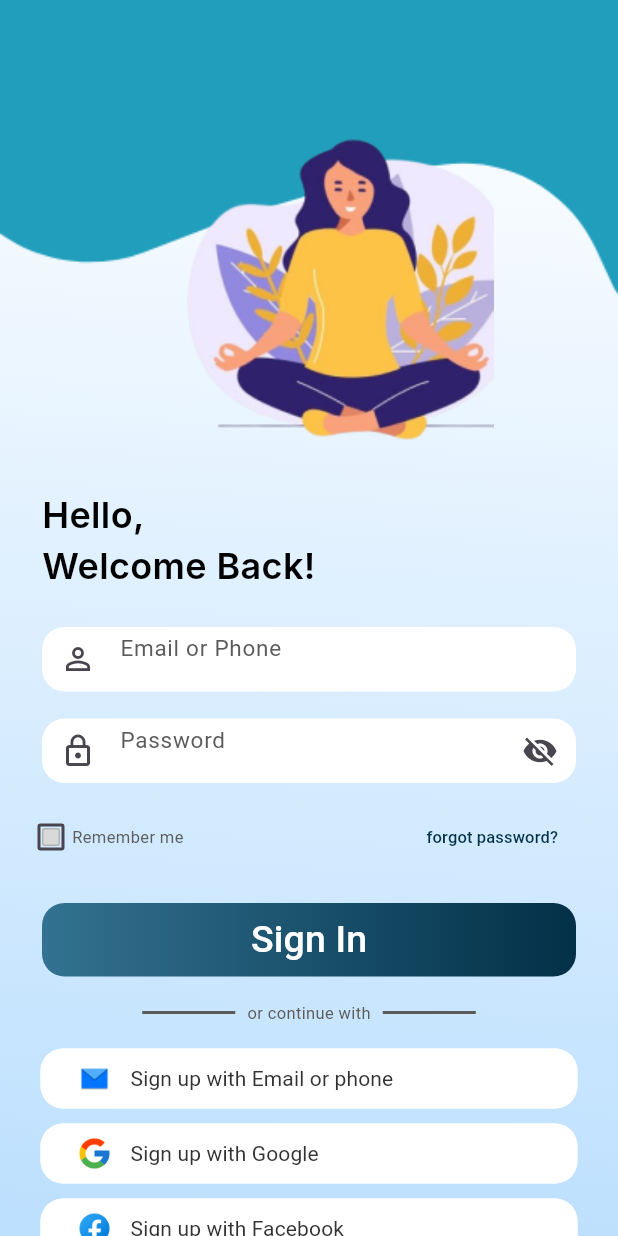
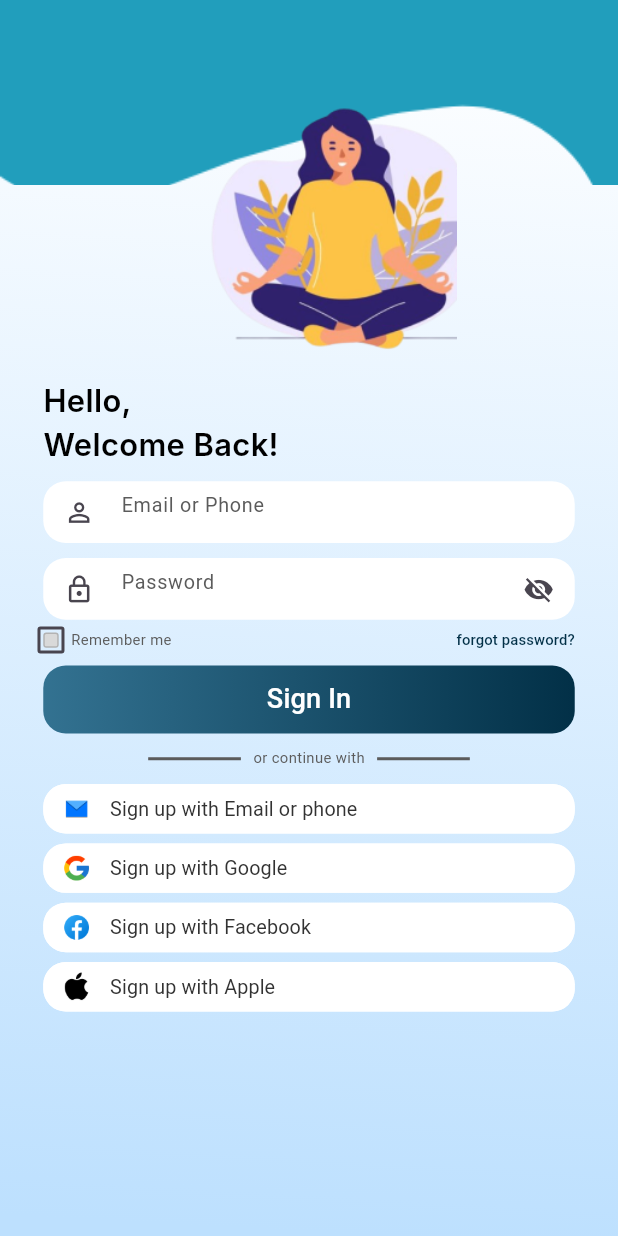
Before and after one commit to malithiv/miyomi_app, a Flutter app: the LoginScreen screen opened directly, on a phone screen of 412 x 824 dp. Run offline on Flutter 3.47's test engine with Material 3 defaults, Android fonts, the phone set to English and light mode, and no system bars; Roboto replaces fonts that are missing (Inter, Urbanist).

Commit message:
second commit

```diff
--- a/lib/LoginScreen.dart
+++ b/lib/LoginScreen.dart
@@ -13,10 +13,30 @@ class _LoginScreenState extends State<LoginScreen> {
 
   @override
   Widget build(BuildContext context) {
+    // Get screen dimensions
+    final screenHeight = MediaQuery.of(context).size.height;
+    final screenWidth = MediaQuery.of(context).size.width;
+
+    // Calculate proportional sizes
+    final waveHeight = screenHeight * 0.15;
+    final meditationHeight = screenHeight * 0.22;
+    final fieldHeight = screenHeight * 0.05;
+    final buttonHeight = screenHeight * 0.055;
+    final socialButtonHeight = screenHeight * 0.04;
+    final spacingLarge = screenHeight * 0.02;
+    final spacingMedium = screenHeight * 0.012;
+    final spacingSmall = screenHeight * 0.008;
+
+    // Font sizes
+    final headingFontSize = screenHeight * 0.025;
+    final buttonFontSize = screenHeight * 0.022;
+    final fieldFontSize = screenHeight * 0.016;
+    final smallFontSize = screenHeight * 0.012;
+
     return Scaffold(
       body: Container(
-        width: MediaQuery.of(context).size.width,
-        height: MediaQuery.of(context).size.height,
+        width: screenWidth,
+        height: screenHeight,
         clipBehavior: Clip.antiAlias,
         decoration: const BoxDecoration(
           gradient: LinearGradient(
@@ -25,8 +45,8 @@ class _LoginScreenState extends State<LoginScreen> {
             colors: [Colors.white, Color(0xFFBDE0FE)],
           ),
         ),
-        child: SingleChildScrollView(
         child: Stack(
+          fit: StackFit.expand,
           children: [
             // Wave Image
             Positioned(
@@ -34,38 +54,26 @@ class _LoginScreenState extends State<LoginScreen> {
               left: 0,
               right: 0,
               child: Image.asset(
-                  'assets/images/wave.png', // Path to your wave image
+                'assets/images/wave.png',
                 fit: BoxFit.cover,
-                  height: 200, // Adjust height as needed
+                height: waveHeight,
               ),
             ),
 
-              // Status Bar Items (Battery, WiFi, etc.)
-              Positioned(
-                left: 0,
-                top: 0,
-                child: Container(
-                  width: MediaQuery.of(context).size.width,
-                  height: 42,
-                  padding: const EdgeInsets.symmetric(horizontal: 16),
-                  child: Row(
-                    mainAxisAlignment: MainAxisAlignment.end,
-                    children: [
-                      // You can add status bar icons here if needed
-                    ],
+            // Main Content - No ScrollView, using a Column with mainAxisSize.min
+            Padding(
+              padding: EdgeInsets.only(
+                top: waveHeight * 0.5,
+                bottom: screenHeight * 0.02,
               ),
-                ),
-              ),
-
-              // Main Content
-              Column(
+              child: Column(
+                mainAxisSize: MainAxisSize.min,
                 crossAxisAlignment: CrossAxisAlignment.start,
                 children: [
-                  const SizedBox(height: 80), // Spacing for wave image
                   // Meditation Image
                   Container(
-                    width: MediaQuery.of(context).size.width,
-                    height: 226,
+                    width: screenWidth,
+                    height: meditationHeight,
                     alignment: Alignment.center,
                     child: Image.asset(
                       'assets/images/meditation.png',
@@ -75,25 +83,28 @@ class _LoginScreenState extends State<LoginScreen> {
 
                   // Welcome Text
                   Padding(
-                    padding: const EdgeInsets.only(left: 28, top: 20),
+                    padding: EdgeInsets.only(
+                      left: screenWidth * 0.07,
+                      top: spacingMedium,
+                    ),
                     child: Text(
                       'Hello,\nWelcome Back!',
                       style: TextStyle(
                         color: Colors.black,
-                        fontSize: 24,
+                        fontSize: headingFontSize,
                         fontFamily: 'Inter',
                         fontWeight: FontWeight.w600,
                       ),
                     ),
                   ),
 
-                  const SizedBox(height: 24),
+                  SizedBox(height: spacingMedium),
 
                   // Email TextField
                   Padding(
-                    padding: const EdgeInsets.symmetric(horizontal: 28),
+                    padding: EdgeInsets.symmetric(horizontal: screenWidth * 0.07),
                     child: Container(
-                      height: 43,
+                      height: fieldHeight,
                       decoration: ShapeDecoration(
                         color: Colors.white,
                         shape: RoundedRectangleBorder(
@@ -105,9 +116,9 @@ class _LoginScreenState extends State<LoginScreen> {
                           hintText: 'Email or Phone',
                           hintStyle: TextStyle(
                             color: Color(0xFF5B5B5B),
-                            fontSize: 15,
+                            fontSize: fieldFontSize,
                           ),
-                          prefixIcon: Icon(Icons.person_outline),
+                          prefixIcon: Icon(Icons.person_outline, size: fieldHeight * 0.5),
                           border: InputBorder.none,
                           contentPadding: EdgeInsets.symmetric(horizontal: 15),
                         ),
@@ -115,13 +126,13 @@ class _LoginScreenState extends State<LoginScreen> {
                     ),
                   ),
 
-                  const SizedBox(height: 18),
+                  SizedBox(height: spacingMedium),
 
                   // Password TextField
                   Padding(
-                    padding: const EdgeInsets.symmetric(horizontal: 28),
+                    padding: EdgeInsets.symmetric(horizontal: screenWidth * 0.07),
                     child: Container(
-                      height: 43,
+                      height: fieldHeight,
                       decoration: ShapeDecoration(
                         color: Colors.white,
                         shape: RoundedRectangleBorder(
@@ -134,12 +145,13 @@ class _LoginScreenState extends State<LoginScreen> {
                           hintText: 'Password',
                           hintStyle: TextStyle(
                             color: Color(0xFF5B5B5B),
-                            fontSize: 15,
+                            fontSize: fieldFontSize,
                           ),
-                          prefixIcon: Icon(Icons.lock_outline),
+                          prefixIcon: Icon(Icons.lock_outline, size: fieldHeight * 0.5),
                           suffixIcon: IconButton(
                             icon: Icon(
                               _isPasswordVisible ? Icons.visibility : Icons.visibility_off,
+                              size: fieldHeight * 0.5,
                             ),
                             onPressed: () {
                               setState(() {
@@ -154,18 +166,22 @@ class _LoginScreenState extends State<LoginScreen> {
                     ),
                   ),
 
-                  // Rest of the code remains the same...
                   // Remember me and Forgot password
                   Padding(
-                    padding: const EdgeInsets.fromLTRB(28, 12, 28, 0),
+                    padding: EdgeInsets.fromLTRB(
+                        screenWidth * 0.07,
+                        spacingSmall,
+                        screenWidth * 0.07,
+                        0
+                    ),
                     child: Row(
                       mainAxisAlignment: MainAxisAlignment.spaceBetween,
                       children: [
                         Row(
                           children: [
                             Container(
-                              width: 12,
-                              height: 12,
+                              width: fieldHeight * 0.25,
+                              height: fieldHeight * 0.25,
                               decoration: ShapeDecoration(
                                 color: _rememberMe ? Color(0xFF023047) : Color(0xFFD9D9D9),
                                 shape: RoundedRectangleBorder(
@@ -184,23 +200,28 @@ class _LoginScreenState extends State<LoginScreen> {
                                 visualDensity: VisualDensity.compact,
                               ),
                             ),
-                            const SizedBox(width: 8),
+                            SizedBox(width: screenWidth * 0.02),
                             Text(
                               'Remember me',
                               style: TextStyle(
                                 color: Color(0xFF5B5B5B),
-                                fontSize: 11,
+                                fontSize: smallFontSize,
                               ),
                             ),
                           ],
                         ),
                         TextButton(
                           onPressed: () {},
+                          style: TextButton.styleFrom(
+                            padding: EdgeInsets.zero,
+                            minimumSize: Size.zero,
+                            tapTargetSize: MaterialTapTargetSize.shrinkWrap,
+                          ),
                           child: Text(
                             'forgot password?',
                             style: TextStyle(
                               color: Color(0xFF023047),
-                              fontSize: 11,
+                              fontSize: smallFontSize,
                             ),
                           ),
                         ),
@@ -210,10 +231,15 @@ class _LoginScreenState extends State<LoginScreen> {
 
                   // Sign In Button
                   Padding(
-                    padding: const EdgeInsets.fromLTRB(28, 20, 28, 0),
+                    padding: EdgeInsets.fromLTRB(
+                        screenWidth * 0.07,
+                        spacingMedium,
+                        screenWidth * 0.07,
+                        0
+                    ),
                     child: Container(
                       width: double.infinity,
-                      height: 49,
+                      height: buttonHeight,
                       decoration: ShapeDecoration(
                         gradient: LinearGradient(
                           begin: Alignment(1.00, 0.00),
@@ -239,7 +265,7 @@ class _LoginScreenState extends State<LoginScreen> {
                           'Sign In',
                           style: TextStyle(
                             color: Colors.white,
-                            fontSize: 25,
+                            fontSize: buttonFontSize,
                             fontWeight: FontWeight.w500,
                           ),
                         ),
@@ -249,12 +275,12 @@ class _LoginScreenState extends State<LoginScreen> {
 
                   // Or continue with
                   Padding(
-                    padding: const EdgeInsets.symmetric(vertical: 16),
+                    padding: EdgeInsets.symmetric(vertical: spacingMedium),
                     child: Row(
                       mainAxisAlignment: MainAxisAlignment.center,
                       children: [
                         Container(
-                          width: 62,
+                          width: screenWidth * 0.15,
                           decoration: ShapeDecoration(
                             shape: RoundedRectangleBorder(
                               side: BorderSide(
@@ -264,17 +290,17 @@ class _LoginScreenState extends State<LoginScreen> {
                           ),
                         ),
                         Padding(
-                          padding: const EdgeInsets.symmetric(horizontal: 8),
+                          padding: EdgeInsets.symmetric(horizontal: screenWidth * 0.02),
                           child: Text(
                             'or continue with',
                             style: TextStyle(
                               color: Color(0xFF5B5B5B),
-                              fontSize: 11,
+                              fontSize: smallFontSize,
                             ),
                           ),
                         ),
                         Container(
-                          width: 62,
+                          width: screenWidth * 0.15,
                           decoration: ShapeDecoration(
                             shape: RoundedRectangleBorder(
                               side: BorderSide(
@@ -288,17 +314,27 @@ class _LoginScreenState extends State<LoginScreen> {
                   ),
 
                   // Social Sign Up Buttons
-                  ..._buildSocialButtons(),
-                ],
+                  ..._buildSocialButtons(
+                      screenWidth: screenWidth,
+                      buttonHeight: socialButtonHeight,
+                      fontSize: fieldFontSize,
+                      spacingSmall: spacingSmall
                   ),
                 ],
               ),
+            ),
+          ],
         ),
       ),
     );
   }
 
-  List<Widget> _buildSocialButtons() {
+  List<Widget> _buildSocialButtons({
+    required double screenWidth,
+    required double buttonHeight,
+    required double fontSize,
+    required double spacingSmall,
+  }) {
     final buttons = [
       {'text': 'Sign up with Email or phone', 'icon': 'assets/icons/Email.png', 'route': '/signupEmail'},
       {'text': 'Sign up with Google', 'icon': 'assets/icons/google.png', 'route': ''},
@@ -307,10 +343,15 @@ class _LoginScreenState extends State<LoginScreen> {
     ];
 
     return buttons.map((button) => Padding(
-      padding: const EdgeInsets.fromLTRB(27, 0, 27, 10),
+      padding: EdgeInsets.fromLTRB(
+          screenWidth * 0.07,
+          0,
+          screenWidth * 0.07,
+          spacingSmall
+      ),
       child: Container(
         width: double.infinity,
-        height: 40,
+        height: buttonHeight,
         decoration: ShapeDecoration(
           color: Colors.white,
           shape: RoundedRectangleBorder(
@@ -325,36 +366,32 @@ class _LoginScreenState extends State<LoginScreen> {
           },
           style: TextButton.styleFrom(
             backgroundColor: Colors.white,
+            padding: EdgeInsets.zero,
             shape: RoundedRectangleBorder(
               borderRadius: BorderRadius.circular(15),
             ),
           ),
           child: Row(
             children: [
-              const SizedBox(width: 12),
+              SizedBox(width: screenWidth * 0.03),
               Image.asset(
                 button['icon']!,
-                width: 24,
-                height: 24,
+                width: buttonHeight * 0.6,
+                height: buttonHeight * 0.6,
               ),
-              const SizedBox(width: 12),
+              SizedBox(width: screenWidth * 0.03),
               Text(
                 button['text']!,
                 style: TextStyle(
                   color: Color(0xFF323232),
-                  fontSize: 14,
+                  fontSize: fontSize,
                   fontWeight: FontWeight.w400,
                 ),
               ),
             ],
           ),
         ),
-
       ),
-    )
-
-    ).toList();
-
-
+    )).toList();
   }
 }
```
Also changed, not shown: lib/Mindcourse1Screen.dart (added, +395 -0 lines), lib/SizeConfig.dart (added, +61 -0 lines), lib/main.dart (+51 -18 lines). Lines whose indentation alone changed are shown as unchanged.
